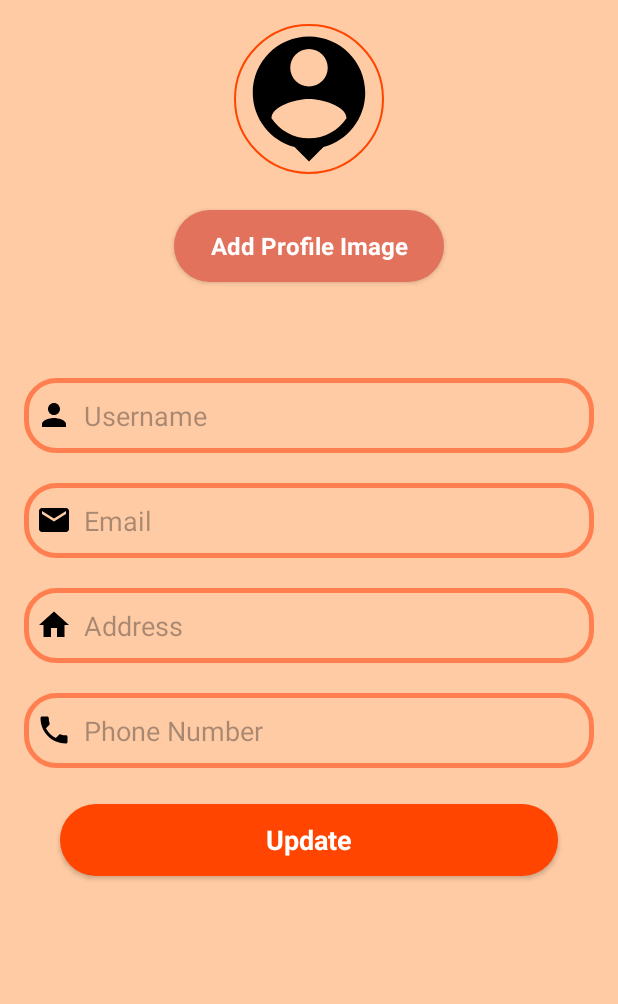
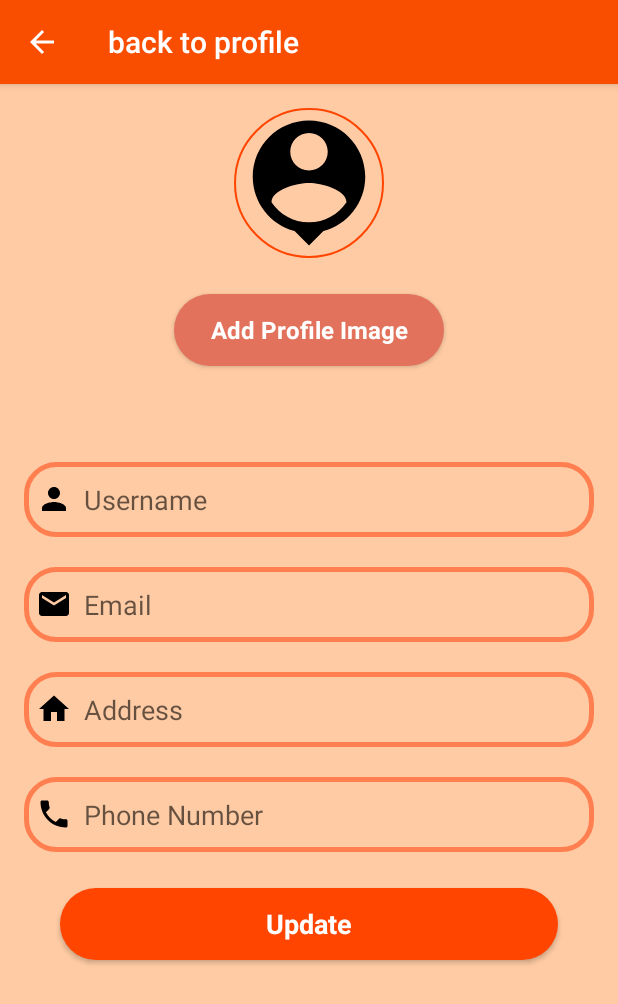
Before and after one commit to yasinthamadusanka/dog_nutrition, an Android app: the EditProfileActivity screen opened directly, with no data from a screen before it, on a phone screen of 412 x 824 dp. Shown: the top 1004 px of the screen. Run offline under Robolectric (Android 15) with nearby library versions, the phone set to English and light mode, and no system bars; our stand-ins replace Firebase (no records; nobody signed in at launch, a user with empty details on screens opened directly).

Commit message:
Changes in Profile edit

```diff
--- a/app/src/main/AndroidManifest.xml
+++ b/app/src/main/AndroidManifest.xml
@@ -30,7 +30,9 @@
             android:exported="false" />
         <activity
             android:name=".EditProfileActivity"
-            android:exported="false" />
+            android:exported="false"
+            android:theme="@style/ShowDetailsTheme2"
+            android:label="back to profile"/>
         <activity
             android:name=".MainActivity"
             android:exported="false" />
--- a/app/src/main/java/com/example/dognutrition/EditProfileActivity.java
+++ b/app/src/main/java/com/example/dognutrition/EditProfileActivity.java
@@ -8,6 +8,7 @@ import android.graphics.Bitmap;
 import android.net.Uri;
 import android.os.Bundle;
 import android.provider.MediaStore;
+import android.view.MenuItem;
 import android.view.View;
 import android.widget.Button;
 import android.widget.EditText;
@@ -46,6 +47,11 @@ public class EditProfileActivity extends AppCompatActivity {
     protected void onCreate(Bundle savedInstanceState) {
         super.onCreate(savedInstanceState);
         setContentView(R.layout.activity_edit_profile);
+
+        if (getSupportActionBar() != null) {
+            getSupportActionBar().setDisplayShowTitleEnabled(true);
+            getSupportActionBar().setDisplayHomeAsUpEnabled(true);
+        }
 
         editTextUserName = findViewById(R.id.editTextUserName);
         editTextEmail = findViewById(R.id.editTextEmail);
@@ -112,6 +118,14 @@ public class EditProfileActivity extends AppCompatActivity {
                 // Handle failure
             }
         });
+    }
+    @Override
+    public boolean onOptionsItemSelected(MenuItem item) {
+        if (item.getItemId() == android.R.id.home) {
+            finish();
+            return true;
+        }
+        return super.onOptionsItemSelected(item);
     }
 
 
--- a/app/src/main/java/com/example/dognutrition/LoginActivity.java
+++ b/app/src/main/java/com/example/dognutrition/LoginActivity.java
@@ -85,7 +85,7 @@ public class LoginActivity extends AppCompatActivity {
                     if (task.isSuccessful()) {
                         FirebaseUser user = mAuth.getCurrentUser();
                         if (user != null) {
-                            Snackbar.make(rootView, "Login successful!", Snackbar.LENGTH_LONG)
+                            Snackbar.make(rootView, "Login Successfully", Snackbar.LENGTH_LONG)
                                     .setBackgroundTint(ContextCompat.getColor(this, R.color.green))
                                     .show();
                             new android.os.Handler().postDelayed(() -> {
@@ -95,7 +95,7 @@ public class LoginActivity extends AppCompatActivity {
                             }, 500);
                         }
                     } else {
-                        Snackbar.make(rootView, "Credentials are incorrect: ", Snackbar.LENGTH_LONG)
+                        Snackbar.make(rootView, "Credentials are incorrect", Snackbar.LENGTH_LONG)
                                 .setBackgroundTint(ContextCompat.getColor(this, R.color.red))
                                 .show();
                     }
--- a/app/src/main/java/com/example/dognutrition/ProfileActivity.java
+++ b/app/src/main/java/com/example/dognutrition/ProfileActivity.java
@@ -111,7 +111,7 @@ public class ProfileActivity extends AppCompatActivity {
     @Override
     public boolean onOptionsItemSelected(MenuItem item) {
         if (item.getItemId() == android.R.id.home) {
-            finish(); // Close this activity and go back to the previous one
+            finish();
             return true;
         }
         return super.onOptionsItemSelected(item);
--- a/app/src/main/java/com/example/dognutrition/RegisterActivity.java
+++ b/app/src/main/java/com/example/dognutrition/RegisterActivity.java
@@ -119,7 +119,7 @@ public class RegisterActivity extends AppCompatActivity {
                             databaseReference.child(userId).setValue(newUser)
                                     .addOnSuccessListener(aVoid -> {
                                         View rootView = findViewById(android.R.id.content);
-                                        Snackbar.make(rootView, "User registered successfully!", Snackbar.LENGTH_LONG)
+                                        Snackbar.make(rootView, "User registered successfully", Snackbar.LENGTH_LONG)
                                                 .setBackgroundTint(ContextCompat.getColor(this, R.color.green))
                                                 .show();
                                         new android.os.Handler().postDelayed(() -> {
@@ -138,7 +138,7 @@ public class RegisterActivity extends AppCompatActivity {
                         }
                     } else {
                         View rootView = findViewById(android.R.id.content);
-                        Snackbar.make(rootView, "Already Registered", Snackbar.LENGTH_LONG)
+                        Snackbar.make(rootView, "Already registered", Snackbar.LENGTH_LONG)
                                 .setBackgroundTint(ContextCompat.getColor(this, R.color.red))
                                 .show();
                     }
--- a/app/src/main/res/layout/activity_edit_profile.xml
+++ b/app/src/main/res/layout/activity_edit_profile.xml
@@ -55,9 +55,15 @@
         android:hint="Email"
         android:inputType="textEmailAddress"
         android:padding="8dp"
-        android:textColor="@color/black"
+        android:textColor="#838996"
         android:textColorHighlight="@color/cardview_dark_background"
-        android:layout_marginTop="20dp"/>
+        android:layout_marginTop="20dp"
+        android:focusable="false"
+        android:clickable="false"
+        android:longClickable="false"
+        android:cursorVisible="false"
+        android:importantForAccessibility="yes"
+        android:contentDescription="Email address"/>
 
     <EditText
         android:layout_width="match_parent"
--- a/app/src/main/res/layout/activity_profile.xml
+++ b/app/src/main/res/layout/activity_profile.xml
@@ -400,7 +400,7 @@
                             android:layout_marginStart="30dp"
                             android:layout_weight="1"
                             android:ellipsize="none"
-                            android:paddingBottom="2dp"
+                            android:paddingBottom="4dp"
                             android:singleLine="false"
                             android:text="address"
                             android:textColor="#5b5b5b"
--- a/app/src/main/res/values/themes.xml
+++ b/app/src/main/res/values/themes.xml
@@ -21,4 +21,5 @@
         <item name="colorControlNormal">#FFFFFF</item>
         <item name="android:statusBarColor">#f94d00</item>
     </style>
+
 </resources>
```
